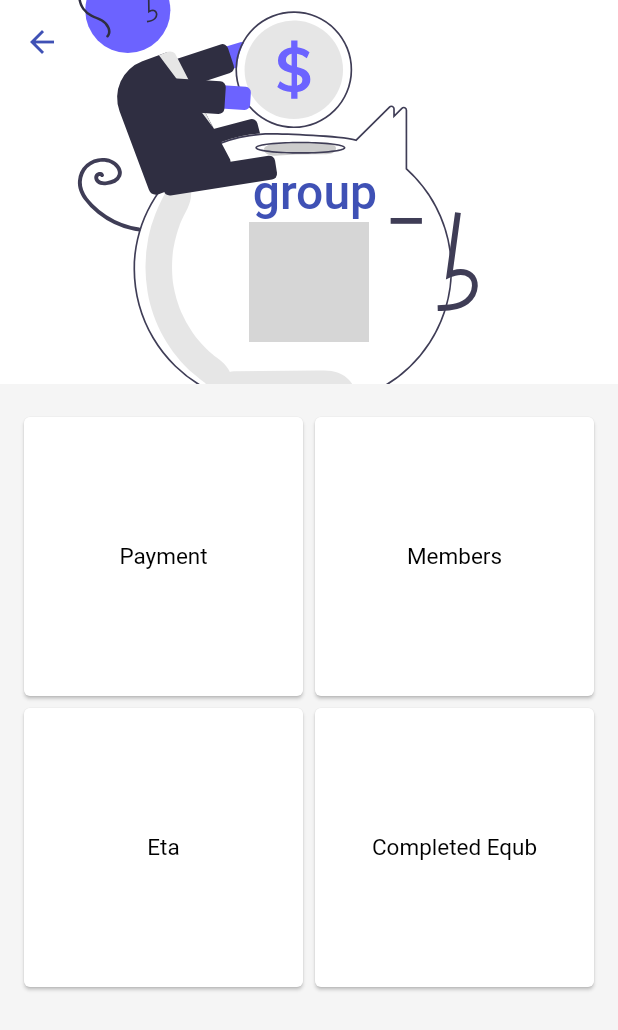
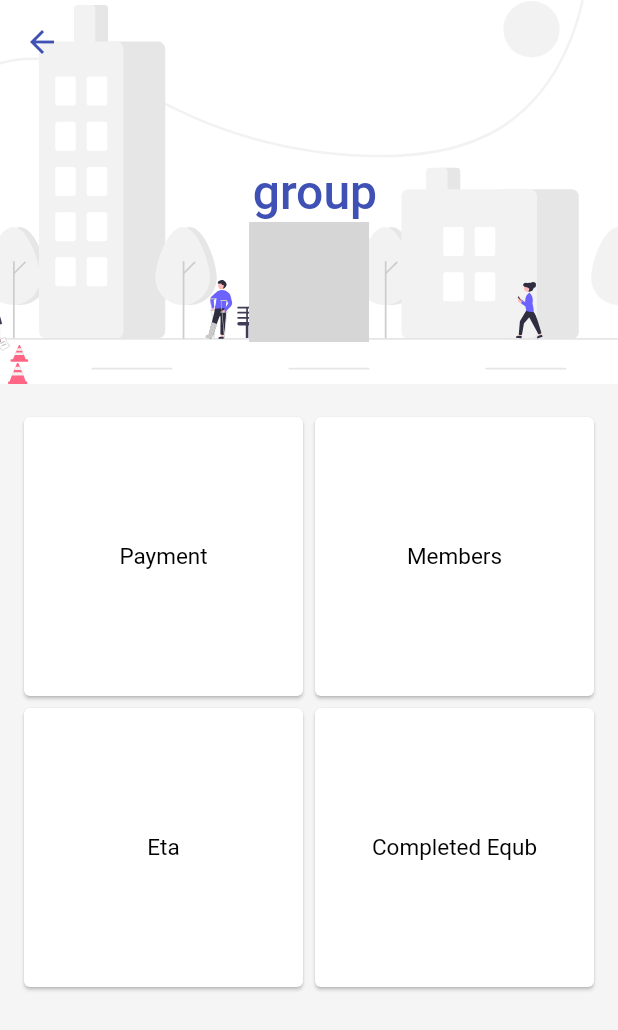
Before and after one commit to anonymousdomain/equb, a Flutter app: the GroupsDetail screen opened directly, on a phone screen of 412 x 824 dp. Shown: the top 1030 px of the screen. Run offline on Flutter 3.47's test engine with Material 2 defaults, Android fonts, the phone set to English and light mode, and no system bars; our stand-ins replace cloud_firestore, connectivity_plus, country_code_picker, firebase_auth, firebase_core, firebase_storage and 5 more; missing offline and left inert: firebase_app_check; accounts and stored records are empty; network calls fail; grey boxes are pictures that could not be loaded.

Commit message:
background image

```diff
--- a/lib/screens/equbGroup/group_detail.dart
+++ b/lib/screens/equbGroup/group_detail.dart
@@ -59,7 +59,7 @@ class _GroupsDetailState extends State<GroupsDetail> {
                   SliverAppBar(
                     expandedHeight: 160,
                     flexibleSpace: FlexibleSpaceBar(
-                      background: SvgPicture.asset(Images.save,fit:BoxFit.cover,),
+                      background: SvgPicture.asset(Images.life,fit:BoxFit.cover,),
                       titlePadding:
                           EdgeInsets.symmetric(horizontal: 0, vertical: 0),
                       title: Align(
```
